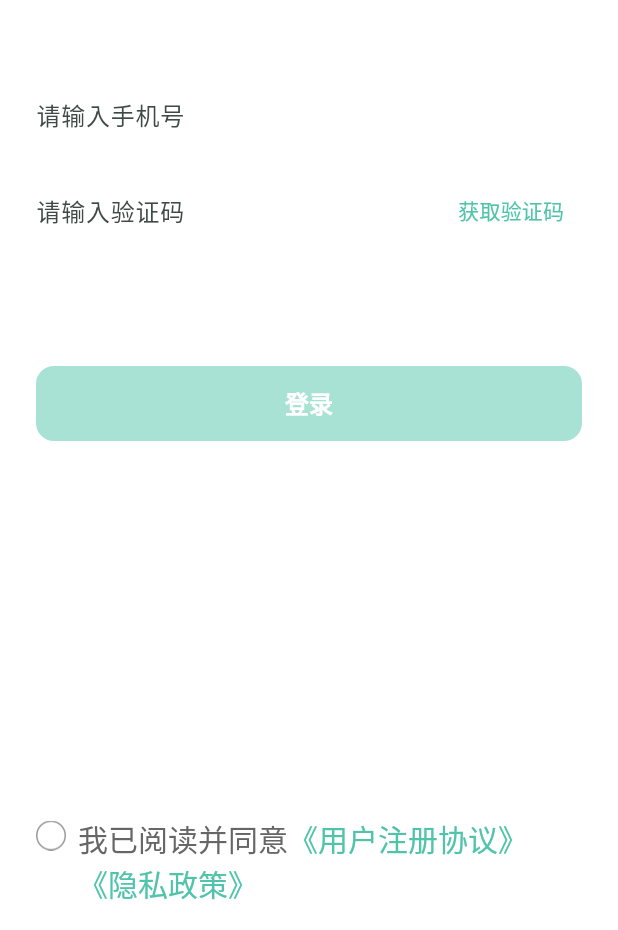
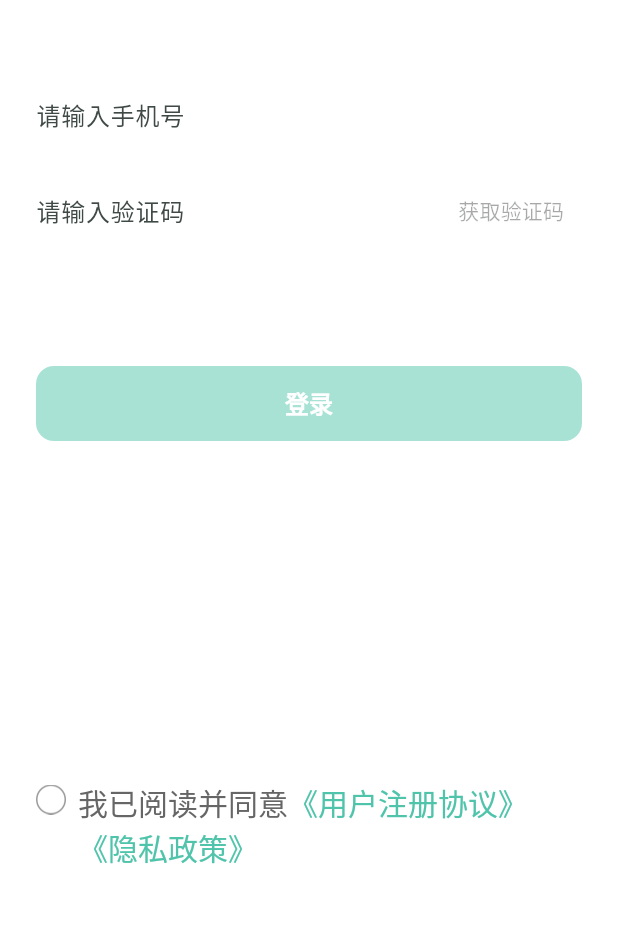
Before and after one commit to JamesBondMine/flutter_ohos_demo, a Flutter app: the LoginPage screen opened directly, on a phone screen of 412 x 824 dp, the part 306-1236 px from its top. Run offline on Flutter 3.47's test engine with Material 3 defaults, Android fonts, the phone set to English and light mode, and no system bars; our stand-ins replace flutter_screenutil, get, get_storage, modal_progress_hud_nsn; missing offline and left inert: quickpass_yidun_flutter; accounts and stored records are empty.

Commit message:
调整 登录调整

```diff
--- a/appbyflutter/lib/pages/auth/login_page.dart
+++ b/appbyflutter/lib/pages/auth/login_page.dart
@@ -1,7 +1,9 @@
+import 'package:appbyflutter/controllers/auth_controller.dart';
 import 'package:appbyflutter/core/utils/gbs_color.dart';
 import 'package:flutter/material.dart';
 import 'package:appbyflutter/widgets/common_back_button.dart';
 import 'package:appbyflutter/widgets/custom_button.dart';
+import 'package:get/get.dart';
 
 class LoginPage extends StatefulWidget {
   const LoginPage({super.key});
@@ -34,13 +36,16 @@ class _LoginPageState extends State<LoginPage> {
       backgroundColor: Colors.white,
       body: SafeArea(
         child: Padding(
-          padding: const EdgeInsets.symmetric( vertical: 16),
+          padding: const EdgeInsets.symmetric(vertical: 16),
           child: Column(
             crossAxisAlignment: CrossAxisAlignment.start,
             children: [
               const CommonBackButton(),
+              Expanded(
+                  child: ListView(
+                padding: EdgeInsets.all(0),
+                children: [
                   const SizedBox(height: 40),
-
                   // logo 100 * 100 圆形
                   Center(
                     child: SizedBox(
@@ -54,11 +59,10 @@ class _LoginPageState extends State<LoginPage> {
                       ),
                     ),
                   ),
-
                   const SizedBox(height: 40),
                   _buildInput(),
-
-              Spacer(),
+                ],
+              )),
               _buildProtocol()
             ],
           ),
@@ -70,10 +74,8 @@ _buildInput(),
   // 账号部分
   Widget _buildInput() {
     return Padding(
-      padding: const EdgeInsets.only(left: 24, right: 24,top: 20),
-      child: Column(
-        crossAxisAlignment: CrossAxisAlignment.start,
-        children: [
+        padding: const EdgeInsets.only(left: 24, right: 24, top: 20),
+        child: Column(crossAxisAlignment: CrossAxisAlignment.start, children: [
           // 手机号输入框（无边框、无背景）
           TextField(
             controller: _phoneController,
@@ -102,40 +104,51 @@ _buildInput(),
                   onChanged: (_) => setState(() {}),
                 ),
               ),
-                  TextButton(
-                    onPressed: () {
-                      // TODO: 获取验证码逻辑
+              Obx(() {
+                final auth = Get.find<AuthController>();
+                final bool disabled =
+                    _phoneController.text.isEmpty || auth.isCountingDown;
+                final String text = auth.isCountingDown
+                    ? '${auth.smsCountdown.value}s'
+                    : '获取验证码';
+                return TextButton(
+                  onPressed: disabled
+                      ? null
+                      : () {
+                          auth.sendSmsCode(_phoneController.text.trim());
                         },
-                    child: const Text('获取验证码'),
-                  ),
+                  child: Text(text),
+                );
+              }),
             ],
           ),
-
           const SizedBox(height: 80),
-
           // 登录按钮，使用自定义按钮组件
           CustomButton(
             text: '登录',
             enabled: _canLogin,
             onPressed: _canLogin
                 ? () {
-                        // TODO: 登录逻辑
+                    _loginWithPhoneCode();
                   }
                 : null,
           ),
+        ]));
+  }
 
-        ]
-      )
-    );
+  Future<void> _loginWithPhoneCode() async {
+    final auth = Get.find<AuthController>();
+    auth.passwordLoginTest();
   }
 
 // 协议勾选
   Widget _buildProtocol() {
-    return SafeArea(
-        child: GestureDetector(
+    return GestureDetector(
             behavior: HitTestBehavior.translucent,
             onTap: () {},
-      child: Padding(padding: EdgeInsetsGeometry.only(right: 24), child: Row(
+            child: Padding(
+              padding: EdgeInsetsGeometry.only(right: 24, bottom: 24),
+              child: Row(
                 crossAxisAlignment: CrossAxisAlignment.start,
                 children: [
                   InkWell(
@@ -145,7 +158,8 @@ _buildInput(),
                       });
                     },
                     child: Padding(
-              padding: EdgeInsetsGeometry.only(top: 3, right: 8, left: 24),
+                      padding:
+                          EdgeInsetsGeometry.only(top: 3, right: 8, left: 24),
                       child: Container(
                         height: 40,
                         alignment: Alignment.topCenter,
@@ -155,7 +169,8 @@ _buildInput(),
                               : 'asserts/images/sel_none.png',
                           width: 20,
                           height: 20,
-              ),),
+                        ),
+                      ),
                     ),
                   ),
                   Expanded(
@@ -168,25 +183,25 @@ _buildInput(),
                         children: [
                           TextSpan(
                               text: '我已阅读并同意',
-                      style:
-                          TextStyle(fontSize: 20, color: GbsColors.textColor6)),
+                              style: TextStyle(
+                                  fontSize: 20, color: GbsColors.textColor6)),
                           TextSpan(
                             text: '《用户注册协议》',
-                    style:
-                        TextStyle(fontSize: 20, color: GbsColors.primaryColor),
+                            style: TextStyle(
+                                fontSize: 20, color: GbsColors.primaryColor),
                           ),
                           TextSpan(text: ' '),
                           TextSpan(
                             text: '《隐私政策》',
-                    style:
-                        TextStyle(fontSize: 20, color: GbsColors.primaryColor),
+                            style: TextStyle(
+                                fontSize: 20, color: GbsColors.primaryColor),
                           ),
                         ],
                       ),
                     ),
                   ),
                 ],
-      ),)
+              ),
             ));
   }
 }
```
Also changed, not shown: appbyflutter/lib/controllers/auth_controller.dart (+42 -0 lines), appbyflutter/lib/core/network/user_api.dart (+10 -0 lines). Lines whose indentation alone changed are shown as unchanged.
